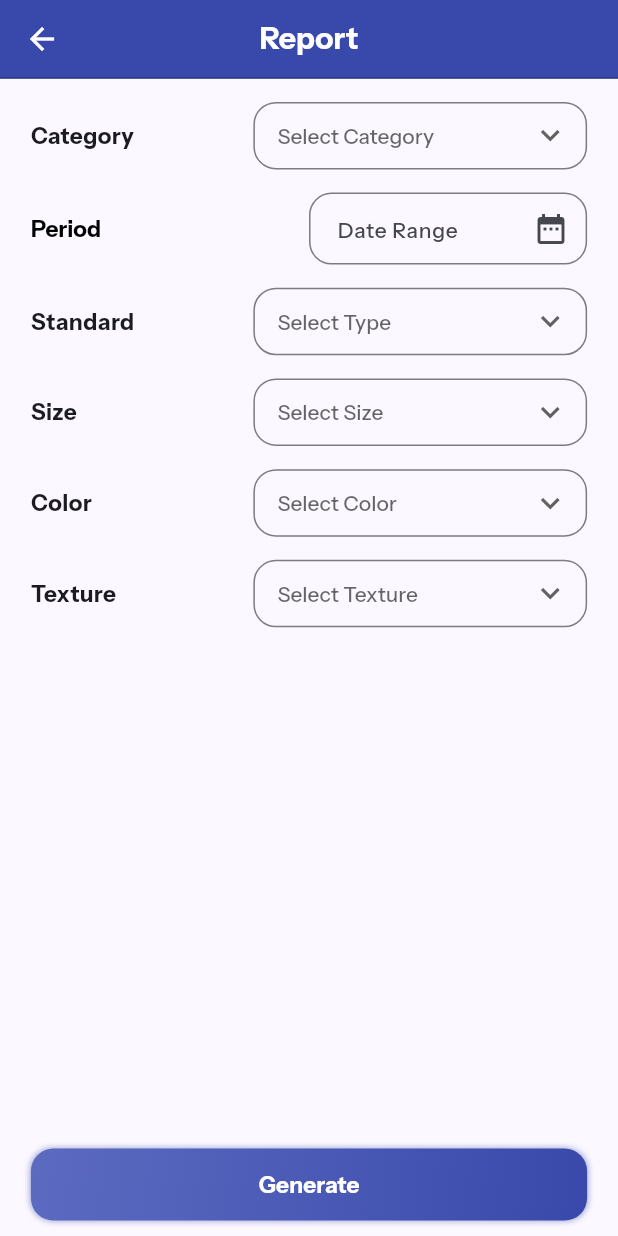
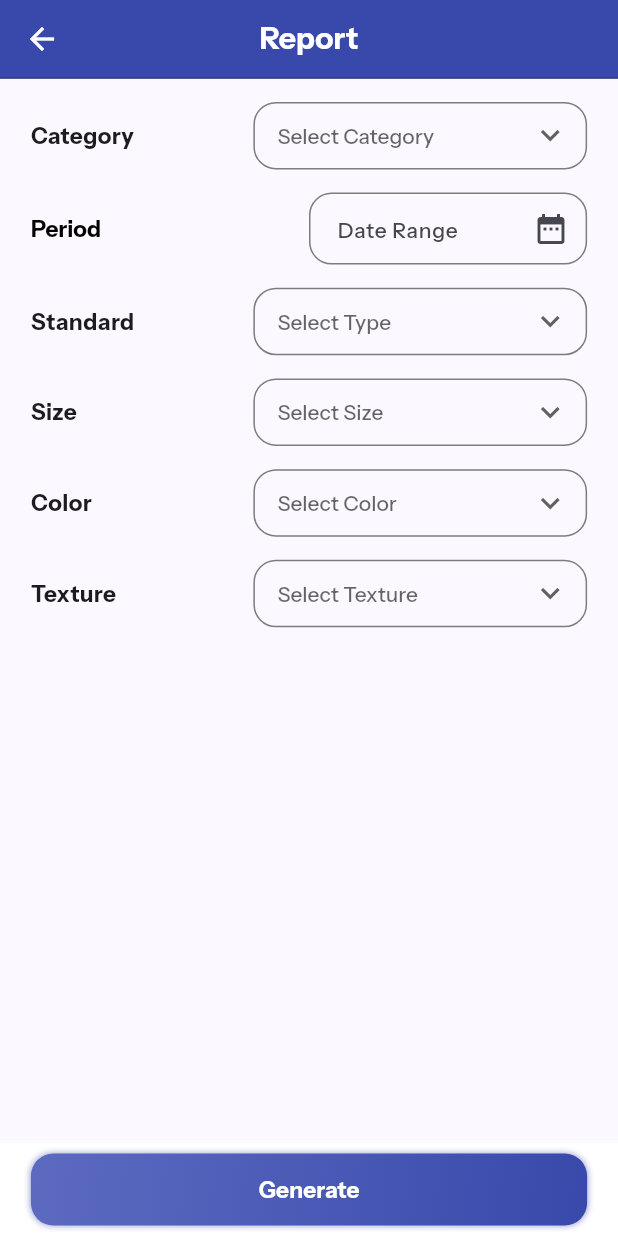
Before and after one commit to ananthuvs2000/dthexports, a Flutter app: the ReportsPage screen opened directly, on a phone screen of 412 x 824 dp. Run offline on Flutter 3.47's test engine with Material 2 defaults, Android fonts, the phone set to English and light mode, and no system bars; our stand-ins replace flutter_screenutil, font_awesome_flutter, get, image_picker; project files that could hold a hidden picture were left out.

Commit message:
button change

```diff
--- a/lib/screens/reports/reports_page.dart
+++ b/lib/screens/reports/reports_page.dart
@@ -1,3 +1,4 @@
+import 'package:dth/_common_widgets/bottom_actions_area.dart';
 import 'package:dth/theme/layout.dart';
 import 'package:dth/_common_widgets/appbar_underline.dart';
 import 'package:dth/_common_widgets/date_range_picker_field.dart';
@@ -137,19 +138,19 @@ class _ReportsPageState extends State<ReportsPage> {
                 ),
               ),
               //
-              hSpace(10),
-              SizedBox(
-                width: double.infinity,
-                child: PrimaryElevatedButton(
-                  onPressed: () {},
-                  label: 'Generate',
-                ),
-              ),
-              hSpace(10),
+
             ],
           ),
         ),
       ),
+     bottomNavigationBar: BottomActionsArea(children: [
+        Expanded(
+          child: PrimaryElevatedButton(
+            label: 'Generate',
+            onPressed: () {},
+          ),
+        )
+      ]),
     );
   }
 }
```
